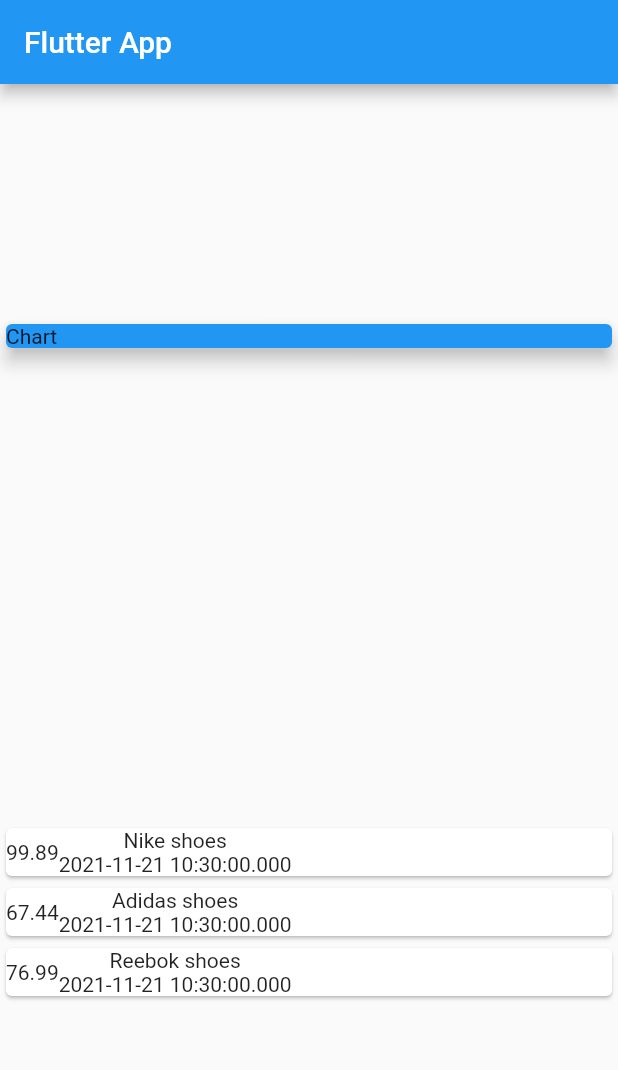
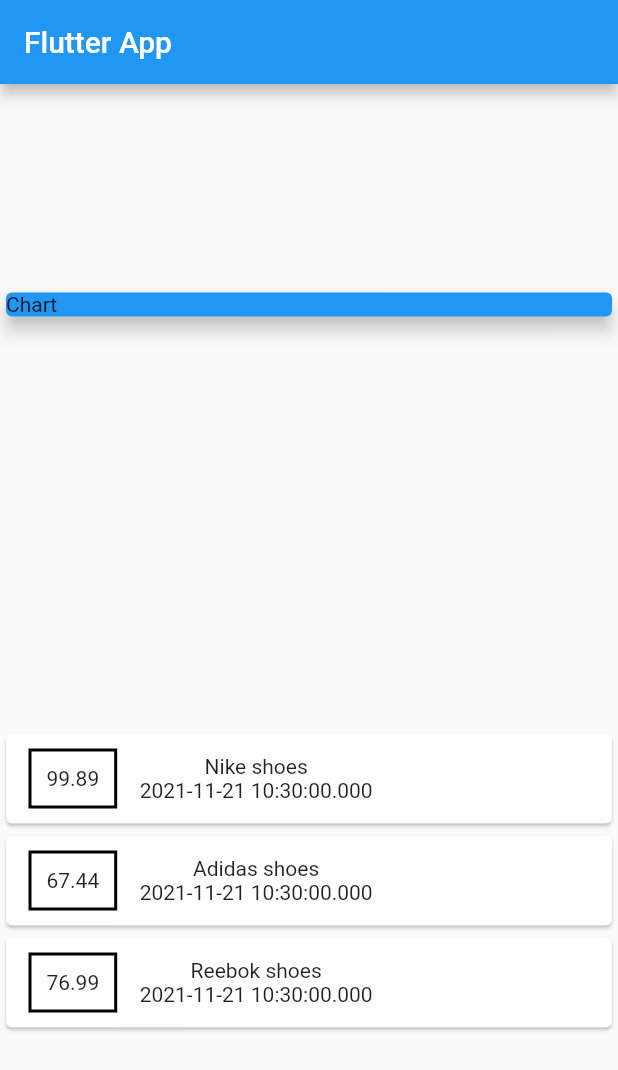
Before and after one commit to Djumabaevs/design_widgets, a Flutter app: the screen it shows after launch, on a phone screen of 412 x 824 dp. Shown: the top 1070 px of the screen. Run offline on Flutter 3.47's test engine with Material 2 defaults, Android fonts, the phone set to English and light mode, and no system bars.

Commit message:
add intl

```diff
--- a/lib/main.dart
+++ b/lib/main.dart
@@ -59,6 +59,14 @@ class MyHomePage extends StatelessWidget {
                 child: Row(
                   children: <Widget>[
                     Container(
+                      margin:
+                          EdgeInsets.symmetric(vertical: 10, horizontal: 15),
+                      decoration: BoxDecoration(
+                          border: Border.all(
+                        color: Colors.black,
+                        width: 2,
+                      )),
+                      padding: EdgeInsets.all(10),
                       child: Text(
                         tx.amount.toString(),
                       ),
--- a/pubspec.yaml
+++ b/pubspec.yaml
@@ -29,7 +29,7 @@ environment:
 dependencies:
   flutter:
     sdk: flutter
-
+  intl: ^0.17.0
 
   # The following adds the Cupertino Icons font to your application.
   # Use with the CupertinoIcons class for iOS style icons.
```
Also changed, not shown: pubspec.lock.
